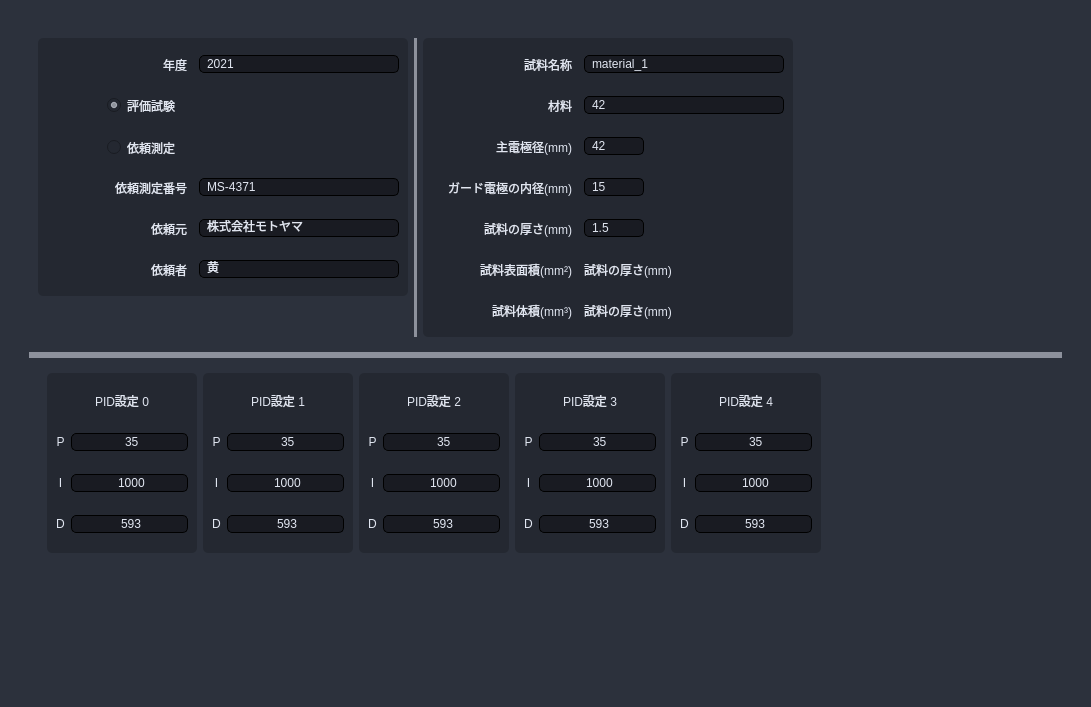
The window that Source code/gui_main/gui/uis/pages/main_pages.ui (coolandy345/MS4371) describes before a commit, drawn with Qt 5.
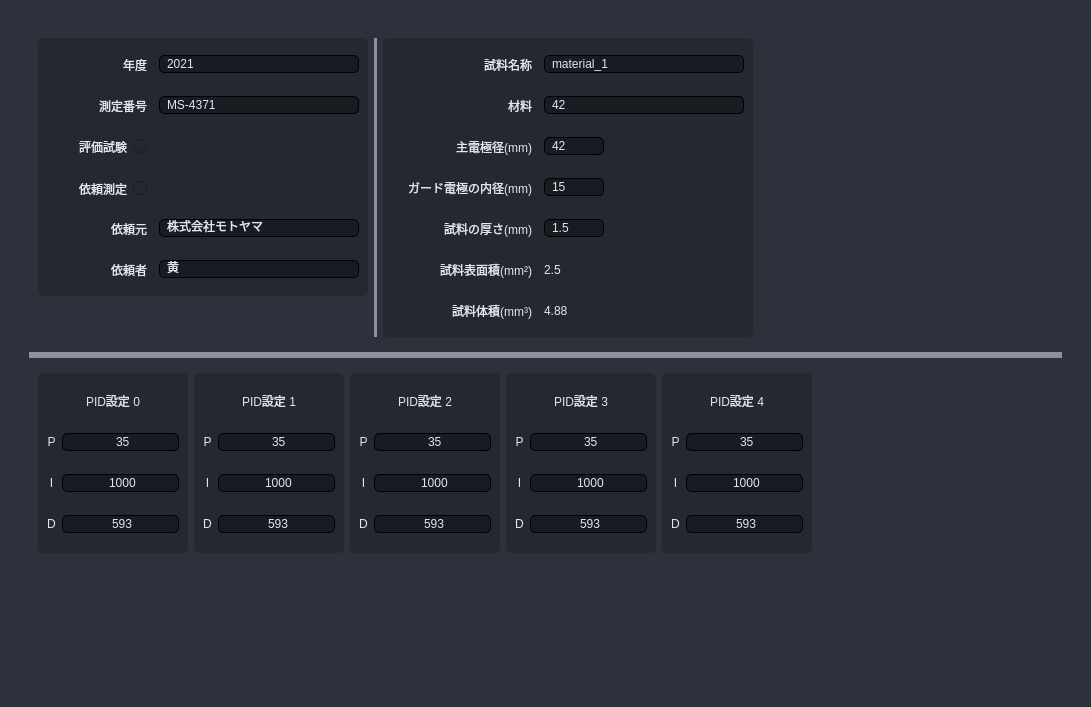
The same window after the commit. The open tabs and pages were chosen to show the change.

```diff
--- a/Source code/gui_main/gui/uis/pages/main_pages.ui
+++ b/Source code/gui_main/gui/uis/pages/main_pages.ui
@@ -127,8 +127,8 @@
            <rect>
             <x>0</x>
             <y>0</y>
-            <width>828</width>
-            <height>555</height>
+            <width>1055</width>
+            <height>671</height>
            </rect>
           </property>
           <property name="styleSheet">
@@ -200,37 +200,165 @@
                     <property name="horizontalSpacing">
                      <number>12</number>
                     </property>
-                    <item row="0" column="0">
-                     <widget class="QLabel" name="label_year">
+                    <item row="5" column="0">
+                     <widget class="QLabel" name="label_4">
                       <property name="minimumSize">
                        <size>
-                        <width>140</width>
+                        <width>100</width>
                         <height>35</height>
                        </size>
                       </property>
                       <property name="maximumSize">
                        <size>
-                        <width>140</width>
+                        <width>100</width>
                         <height>35</height>
                        </size>
                       </property>
-                      <property name="mouseTracking">
-                       <bool>true</bool>
+                      <property name="styleSheet">
+                       <string notr="true"/>
                       </property>
+                      <property name="text">
+                       <string>依頼元</string>
+                      </property>
+                      <property name="alignment">
+                       <set>Qt::AlignRight|Qt::AlignTrailing|Qt::AlignVCenter</set>
+                      </property>
+                     </widget>
+                    </item>
+                    <item row="1" column="1">
+                     <widget class="QLineEdit" name="lineEdit_testNumber">
+                      <property name="minimumSize">
+                       <size>
+                        <width>200</width>
+                        <height>0</height>
+                       </size>
+                      </property>
+                      <property name="maximumSize">
+                       <size>
+                        <width>16777215</width>
+                        <height>16777215</height>
+                       </size>
+                      </property>
+                      <property name="styleSheet">
+                       <string notr="true"/>
+                      </property>
+                      <property name="text">
+                       <string>MS-4371</string>
+                      </property>
+                     </widget>
+                    </item>
+                    <item row="6" column="0">
+                     <widget class="QLabel" name="label_5">
+                      <property name="sizePolicy">
+                       <sizepolicy hsizetype="Preferred" vsizetype="Preferred">
+                        <horstretch>0</horstretch>
+                        <verstretch>0</verstretch>
+                       </sizepolicy>
+                      </property>
+                      <property name="minimumSize">
+                       <size>
+                        <width>100</width>
+                        <height>35</height>
+                       </size>
+                      </property>
+                      <property name="maximumSize">
+                       <size>
+                        <width>100</width>
+                        <height>35</height>
+                       </size>
+                      </property>
+                      <property name="styleSheet">
+                       <string notr="true"/>
+                      </property>
+                      <property name="text">
+                       <string>依頼者</string>
+                      </property>
+                      <property name="alignment">
+                       <set>Qt::AlignRight|Qt::AlignTrailing|Qt::AlignVCenter</set>
+                      </property>
+                     </widget>
+                    </item>
+                    <item row="3" column="0">
+                     <widget class="QRadioButton" name="Costom_Test_RadioButton">
+                      <property name="minimumSize">
+                       <size>
+                        <width>100</width>
+                        <height>35</height>
+                       </size>
+                      </property>
+                      <property name="maximumSize">
+                       <size>
+                        <width>100</width>
+                        <height>32</height>
+                       </size>
+                      </property>
                       <property name="layoutDirection">
-                       <enum>Qt::LeftToRight</enum>
+                       <enum>Qt::RightToLeft</enum>
                       </property>
                       <property name="styleSheet">
+                       <string notr="true">background-color: rgb(36, 40, 49);</string>
+                      </property>
+                      <property name="text">
+                       <string>依頼測定</string>
+                      </property>
+                     </widget>
+                    </item>
+                    <item row="1" column="0">
+                     <widget class="QLabel" name="label_60">
+                      <property name="minimumSize">
+                       <size>
+                        <width>100</width>
+                        <height>35</height>
+                       </size>
+                      </property>
+                      <property name="maximumSize">
+                       <size>
+                        <width>100</width>
+                        <height>35</height>
+                       </size>
+                      </property>
+                      <property name="styleSheet">
                        <string notr="true"/>
                       </property>
                       <property name="text">
-                       <string>年度</string>
+                       <string>測定番号</string>
                       </property>
                       <property name="alignment">
                        <set>Qt::AlignRight|Qt::AlignTrailing|Qt::AlignVCenter</set>
                       </property>
-                      <property name="margin">
-                       <number>0</number>
+                     </widget>
+                    </item>
+                    <item row="2" column="0">
+                     <widget class="QRadioButton" name="QC_Test_RadioButton">
+                      <property name="sizePolicy">
+                       <sizepolicy hsizetype="Preferred" vsizetype="Preferred">
+                        <horstretch>0</horstretch>
+                        <verstretch>0</verstretch>
+                       </sizepolicy>
+                      </property>
+                      <property name="minimumSize">
+                       <size>
+                        <width>100</width>
+                        <height>35</height>
+                       </size>
+                      </property>
+                      <property name="maximumSize">
+                       <size>
+                        <width>100</width>
+                        <height>35</height>
+                       </size>
+                      </property>
+                      <property name="layoutDirection">
+                       <enum>Qt::RightToLeft</enum>
+                      </property>
+                      <property name="styleSheet">
+                       <string notr="true">background-color: rgb(36, 40, 49);</string>
+                      </property>
+                      <property name="text">
+                       <string>評価試験</string>
+                      </property>
+                      <property name="checked">
+                       <bool>false</bool>
                       </property>
                      </widget>
                     </item>
@@ -265,128 +393,41 @@
                       </property>
                      </widget>
                     </item>
-                    <item row="1" column="0">
-                     <widget class="QRadioButton" name="QC_Test_RadioButton">
+                    <item row="0" column="0">
+                     <widget class="QLabel" name="label_year">
                       <property name="minimumSize">
                        <size>
-                        <width>0</width>
+                        <width>100</width>
                         <height>35</height>
                        </size>
                       </property>
                       <property name="maximumSize">
                        <size>
-                        <width>16777215</width>
+                        <width>100</width>
                         <height>35</height>
                        </size>
                       </property>
-                      <property name="styleSheet">
-                       <string notr="true">padding-left:60px;
-background-color: rgb(36, 40, 49);</string>
-                      </property>
-                      <property name="text">
-                       <string>評価試験</string>
-                      </property>
-                      <property name="checked">
+                      <property name="mouseTracking">
                        <bool>true</bool>
                       </property>
-                     </widget>
-                    </item>
-                    <item row="2" column="0">
-                     <widget class="QRadioButton" name="Costom_Test_RadioButton">
-                      <property name="minimumSize">
-                       <size>
-                        <width>0</width>
-                        <height>35</height>
-                       </size>
+                      <property name="layoutDirection">
+                       <enum>Qt::LeftToRight</enum>
                       </property>
-                      <property name="maximumSize">
-                       <size>
-                        <width>16777215</width>
-                        <height>32</height>
-                       </size>
-                      </property>
                       <property name="styleSheet">
-                       <string notr="true">padding-left:60px;
-background-color: rgb(36, 40, 49);</string>
-                      </property>
-                      <property name="text">
-                       <string>依頼測定</string>
-                      </property>
-                     </widget>
-                    </item>
-                    <item row="3" column="0">
-                     <widget class="QLabel" name="label_60">
-                      <property name="minimumSize">
-                       <size>
-                        <width>140</width>
-                        <height>35</height>
-                       </size>
-                      </property>
-                      <property name="maximumSize">
-                       <size>
-                        <width>140</width>
-                        <height>35</height>
-                       </size>
-                      </property>
-                      <property name="styleSheet">
                        <string notr="true"/>
                       </property>
                       <property name="text">
-                       <string>依頼測定番号</string>
+                       <string>年度</string>
                       </property>
                       <property name="alignment">
                        <set>Qt::AlignRight|Qt::AlignTrailing|Qt::AlignVCenter</set>
                       </property>
-                     </widget>
-                    </item>
-                    <item row="3" column="1">
-                     <widget class="QLineEdit" name="lineEdit_testNumber">
-                      <property name="minimumSize">
-                       <size>
-                        <width>200</width>
-                        <height>0</height>
-                       </size>
+                      <property name="margin">
+                       <number>0</number>
                       </property>
-                      <property name="maximumSize">
-                       <size>
-                        <width>16777215</width>
-                        <height>16777215</height>
-                       </size>
-                      </property>
-                      <property name="styleSheet">
-                       <string notr="true"/>
-                      </property>
-                      <property name="text">
-                       <string>MS-4371</string>
-                      </property>
                      </widget>
                     </item>
-                    <item row="4" column="0">
-                     <widget class="QLabel" name="label_4">
-                      <property name="minimumSize">
-                       <size>
-                        <width>140</width>
-                        <height>35</height>
-                       </size>
-                      </property>
-                      <property name="maximumSize">
-                       <size>
-                        <width>140</width>
-                        <height>35</height>
-                       </size>
-                      </property>
-                      <property name="styleSheet">
-                       <string notr="true"/>
-                      </property>
-                      <property name="text">
-                       <string>依頼元</string>
-                      </property>
-                      <property name="alignment">
-                       <set>Qt::AlignRight|Qt::AlignTrailing|Qt::AlignVCenter</set>
-                      </property>
-                     </widget>
-                    </item>
-                    <item row="4" column="1">
+                    <item row="5" column="1">
                      <widget class="QLineEdit" name="lineEdit_costomer">
                       <property name="minimumSize">
                        <size>
@@ -408,38 +449,7 @@
                       </property>
                      </widget>
                     </item>
-                    <item row="5" column="0">
-                     <widget class="QLabel" name="label_5">
-                      <property name="sizePolicy">
-                       <sizepolicy hsizetype="Preferred" vsizetype="Preferred">
-                        <horstretch>0</horstretch>
-                        <verstretch>0</verstretch>
-                       </sizepolicy>
-                      </property>
-                      <property name="minimumSize">
-                       <size>
-                        <width>140</width>
-                        <height>35</height>
-                       </size>
-                      </property>
-                      <property name="maximumSize">
-                       <size>
-                        <width>140</width>
-                        <height>35</height>
-                       </size>
-                      </property>
-                      <property name="styleSheet">
-                       <string notr="true"/>
-                      </property>
-                      <property name="text">
-                       <string>依頼者</string>
-                      </property>
-                      <property name="alignment">
-                       <set>Qt::AlignRight|Qt::AlignTrailing|Qt::AlignVCenter</set>
-                      </property>
-                     </widget>
-                    </item>
-                    <item row="5" column="1">
+                    <item row="6" column="1">
                      <widget class="QLineEdit" name="lineEdit_costomerName">
                       <property name="minimumSize">
                        <size>
@@ -602,7 +612,7 @@
                        <string notr="true"/>
                       </property>
                       <property name="text">
-                       <string>試料の厚さ(mm)</string>
+                       <string>2.5</string>
                       </property>
                       <property name="alignment">
                        <set>Qt::AlignLeading|Qt::AlignLeft|Qt::AlignVCenter</set>
@@ -853,7 +863,7 @@
                        <string notr="true"/>
                       </property>
                       <property name="text">
-                       <string>試料の厚さ(mm)</string>
+                       <string>4.88</string>
                       </property>
                       <property name="alignment">
                        <set>Qt::AlignLeading|Qt::AlignLeft|Qt::AlignVCenter</set>
@@ -929,9 +939,15 @@
                     <enum>QFrame::Raised</enum>
                    </property>
                    <layout class="QHBoxLayout" name="horizontalLayout_10">
+                    <property name="leftMargin">
+                     <number>0</number>
+                    </property>
                     <property name="topMargin">
                      <number>0</number>
                     </property>
+                    <property name="rightMargin">
+                     <number>0</number>
+                    </property>
                     <property name="bottomMargin">
                      <number>0</number>
                     </property>
```
Left out of the diff: 9 changed lines with no effect on the pictures.
